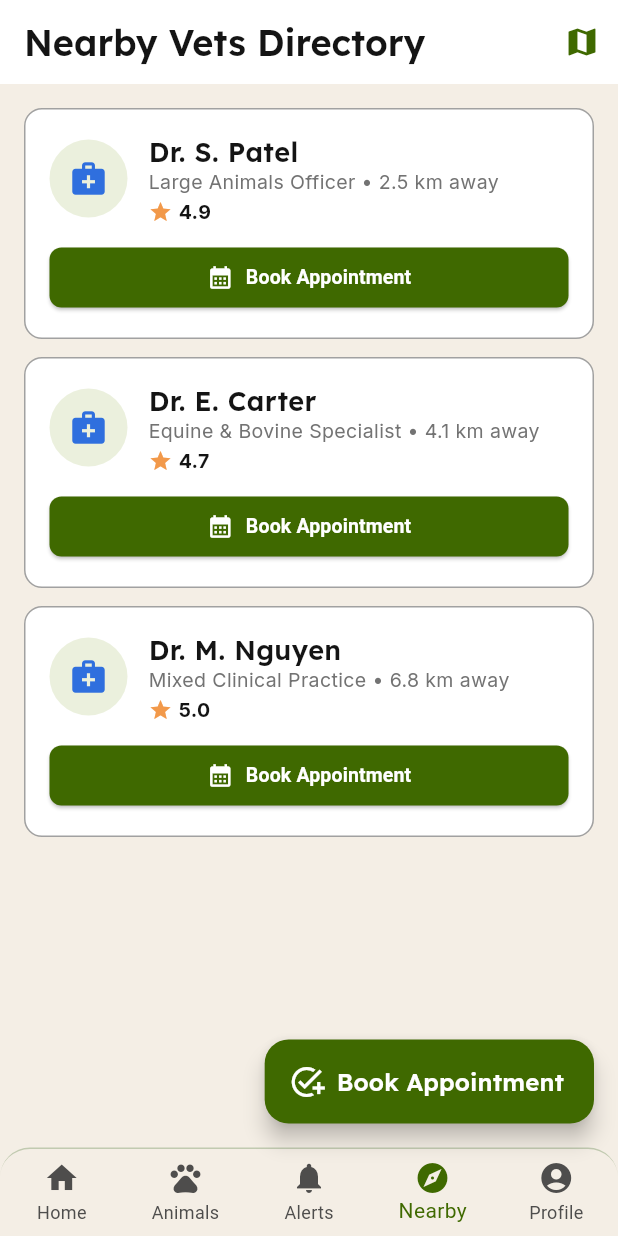
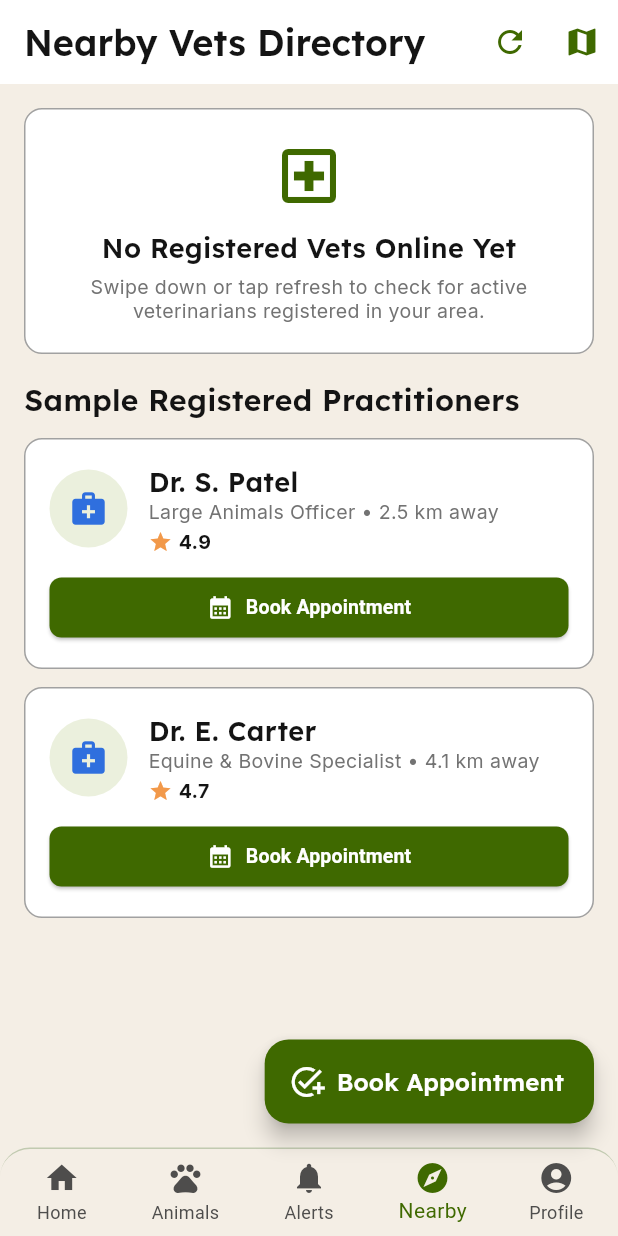
Before and after one commit to omrajput14/vetra, a Flutter app: the NearbyVetsPage screen opened by its route, on a phone screen of 412 x 824 dp. Run offline on Flutter 3.47's test engine with Material 3 defaults, Android fonts, the light colour scheme and no system bars; our stand-ins replace dio, flutter_riverpod, flutter_secure_storage, go_router, google_fonts; accounts and stored records are empty; network calls fail.

Commit message:
feat(farmer): fetch and render real registered doctor profiles dynamically in Nearby Vets directory

```diff
--- a/lib/core/config/api_config.dart
+++ b/lib/core/config/api_config.dart
@@ -23,6 +23,7 @@ class ApiConfig {
   static const String changePassword = '/api/v1/auth/change-password';
   static const String profileUpdate = '/api/v1/auth/profile';
   static const String me = '/api/v1/auth/me';
+  static const String vets = '/api/v1/auth/vets';
 
   // Animal Endpoints
   static const String animals = '/api/v1/animals';
--- a/lib/features/auth/data/repositories/auth_repository_impl.dart
+++ b/lib/features/auth/data/repositories/auth_repository_impl.dart
@@ -195,4 +195,9 @@ class AuthRepositoryImpl implements AuthRepository {
       metadata: userData,
     );
   }
+
+  @override
+  Future<List<Map<String, dynamic>>> listVets() async {
+    return await _apiService.listVets();
+  }
 }
--- a/lib/features/auth/domain/repositories/auth_repository.dart
+++ b/lib/features/auth/domain/repositories/auth_repository.dart
@@ -56,4 +56,6 @@ abstract class AuthRepository {
     required String currentPassword,
     required String newPassword,
   });
+
+  Future<List<Map<String, dynamic>>> listVets();
 }
--- a/lib/features/farmer/presentation/pages/nearby_vets_page.dart
+++ b/lib/features/farmer/presentation/pages/nearby_vets_page.dart
@@ -4,12 +4,31 @@ import '../../../../core/design_system/app_colors.dart';
 import '../../../../core/design_system/app_typography.dart';
 import '../../../../core/design_system/cards/vet_card.dart';
 import '../../../../core/design_system/navigation/farmer_bottom_navigation.dart';
+import '../../../auth/presentation/providers/auth_provider.dart';
 
-class NearbyVetsPage extends StatelessWidget {
+class NearbyVetsPage extends StatefulWidget {
   const NearbyVetsPage({super.key});
 
   @override
+  State<NearbyVetsPage> createState() => _NearbyVetsPageState();
+}
+
+class _NearbyVetsPageState extends State<NearbyVetsPage> {
+  @override
+  void initState() {
+    super.initState();
+    WidgetsBinding.instance.addPostFrameCallback((_) {
+      authNotifier.fetchNearbyVets();
+    });
+  }
+
+  @override
   Widget build(BuildContext context) {
+    return AnimatedBuilder(
+      animation: authNotifier,
+      builder: (context, _) {
+        final vets = authNotifier.vetsList;
+
         return Scaffold(
           backgroundColor: AppColors.surfaceBackground,
           appBar: AppBar(
@@ -18,14 +37,45 @@ class NearbyVetsPage extends StatelessWidget {
             title: Text('Nearby Vets Directory', style: AppTypography.screenTitle),
             actions: [
               IconButton(
+                icon: const Icon(Icons.refresh, color: AppColors.primary),
+                onPressed: () => authNotifier.fetchNearbyVets(),
+              ),
+              IconButton(
                 icon: const Icon(Icons.map, color: AppColors.primary),
                 onPressed: () => context.push('/outbreak-map'),
               ),
             ],
           ),
-      body: ListView(
+          body: RefreshIndicator(
+            onRefresh: () async => await authNotifier.fetchNearbyVets(),
+            child: vets.isEmpty
+                ? ListView(
                     padding: const EdgeInsets.all(16),
                     children: [
+                      Container(
+                        padding: const EdgeInsets.all(20),
+                        decoration: BoxDecoration(
+                          color: AppColors.surfaceCard,
+                          borderRadius: BorderRadius.circular(12),
+                          border: Border.all(color: AppColors.borderHairline),
+                        ),
+                        child: Column(
+                          children: [
+                            const Icon(Icons.local_hospital_outlined, size: 48, color: AppColors.primary),
+                            const SizedBox(height: 12),
+                            Text('No Registered Vets Online Yet', style: AppTypography.cardTitle),
+                            const SizedBox(height: 6),
+                            Text(
+                              'Swipe down or tap refresh to check for active veterinarians registered in your area.',
+                              style: AppTypography.captionMetadata,
+                              textAlign: TextAlign.center,
+                            ),
+                          ],
+                        ),
+                      ),
+                      const SizedBox(height: 16),
+                      Text('Sample Registered Practitioners', style: AppTypography.sectionHeading),
+                      const SizedBox(height: 12),
                       VetCard(
                         name: 'Dr. S. Patel',
                         designation: 'Large Animals Officer',
@@ -41,15 +91,31 @@ class NearbyVetsPage extends StatelessWidget {
                         rating: 4.7,
                         onBookTap: () => context.push('/appointment-booking', extra: {'vetName': 'Dr. E. Carter'}),
                       ),
-          const SizedBox(height: 12),
-          VetCard(
-            name: 'Dr. M. Nguyen',
-            designation: 'Mixed Clinical Practice',
-            distance: '6.8 km away',
+                    ],
+                  )
+                : ListView.separated(
+                    padding: const EdgeInsets.all(16),
+                    itemCount: vets.length,
+                    separatorBuilder: (_, __) => const SizedBox(height: 12),
+                    itemBuilder: (context, index) {
+                      final v = vets[index];
+                      final vetId = v['id']?.toString() ?? '';
+                      final vetName = v['fullName']?.toString() ?? 'Dr. Veterinarian';
+                      final spec = v['specialization']?.toString() ?? v['qualification']?.toString() ?? 'Veterinary Officer';
+                      final clinic = v['clinicName']?.toString() ?? 'Clinical Practice';
+
+                      return VetCard(
+                        name: vetName,
+                        designation: '$spec • $clinic',
+                        distance: 'Verified Practitioner',
                         rating: 5.0,
-            onBookTap: () => context.push('/appointment-booking', extra: {'vetName': 'Dr. M. Nguyen'}),
+                        onBookTap: () => context.push(
+                          '/appointment-booking',
+                          extra: {'vetId': vetId, 'vetName': vetName},
                         ),
-        ],
+                      );
+                    },
+                  ),
           ),
           floatingActionButton: FloatingActionButton.extended(
             backgroundColor: AppColors.primary,
@@ -67,5 +133,7 @@ class NearbyVetsPage extends StatelessWidget {
             },
           ),
         );
+      },
+    );
   }
 }
--- a/lib/features/veterinarian/presentation/pages/vet_outbreak_map_page.dart
+++ b/lib/features/veterinarian/presentation/pages/vet_outbreak_map_page.dart
@@ -175,7 +175,9 @@ class _VetOutbreakMapPageState extends State<VetOutbreakMapPage> {
           Row(
             mainAxisAlignment: MainAxisAlignment.spaceBetween,
             children: [
-              Text(disease, style: AppTypography.cardTitle.copyWith(fontSize: 16)),
+              Expanded(
+                child: Text(disease, style: AppTypography.cardTitle.copyWith(fontSize: 16), overflow: TextOverflow.ellipsis),
+              ),
               Container(
                 padding: const EdgeInsets.symmetric(horizontal: 8, vertical: 2),
                 decoration: BoxDecoration(
```
Also changed, not shown: lib/core/services/auth_service.dart (+8 -0 lines), lib/features/auth/data/api/auth_api_service.dart (+10 -0 lines), lib/features/auth/presentation/providers/auth_provider.dart (+8 -0 lines), lib/features/shared/presentation/pages/appointment_booking_page.dart (+45 -5 lines). Lines whose indentation alone changed are shown as unchanged.
